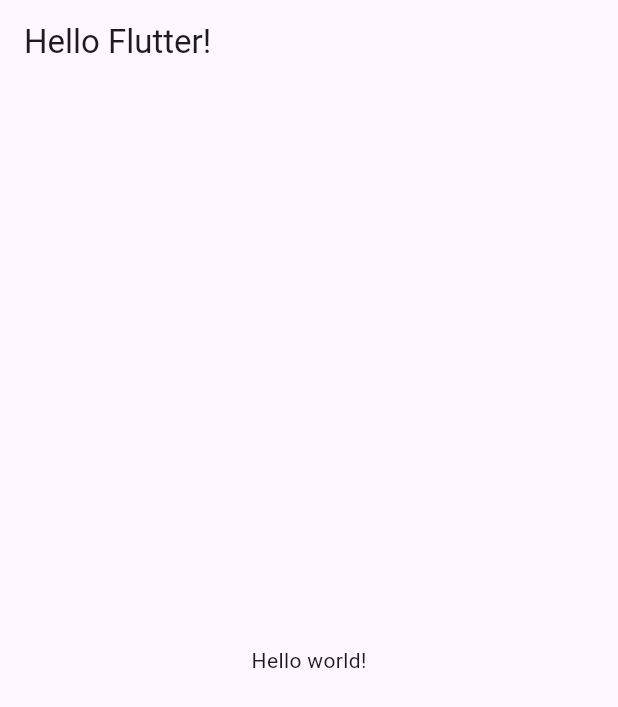
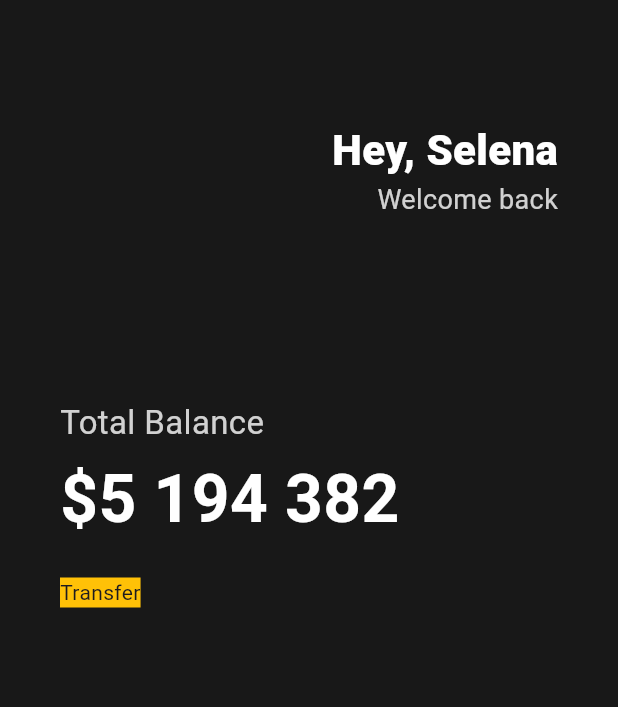
Before and after one commit to yeohj0710/flutter-webtoon-explorer, a Flutter app: the screen it shows after launch, on a phone screen of 412 x 824 dp. Shown: the top 707 px of the screen. Run offline on Flutter 3.47's test engine with Material 3 defaults, Android fonts, the light colour scheme and no system bars.

Commit message:
2404010033

```diff
--- a/lib/main.dart
+++ b/lib/main.dart
@@ -9,11 +9,78 @@ class App extends StatelessWidget {
   Widget build(BuildContext context) {
     return MaterialApp(
       home: Scaffold(
-        appBar: AppBar(
-          title: Text("Hello Flutter!"),
-        ),
-        body: Center(
-          child: Text("Hello world!"),
+        backgroundColor: Color(0xFF181818),
+        body: Padding(
+          padding: EdgeInsets.symmetric(
+            horizontal: 40,
+          ),
+          child: Column(
+            crossAxisAlignment: CrossAxisAlignment.start,
+            children: [
+              SizedBox(
+                height: 80,
+              ),
+              Row(
+                mainAxisAlignment: MainAxisAlignment.end,
+                children: [
+                  Column(
+                    crossAxisAlignment: CrossAxisAlignment.end,
+                    children: [
+                      Text(
+                        "Hey, Selena",
+                        style: TextStyle(
+                          color: Colors.white,
+                          fontSize: 28,
+                          fontWeight: FontWeight.w800,
+                        ),
+                      ),
+                      Text(
+                        "Welcome back",
+                        style: TextStyle(
+                          color: Colors.white.withOpacity(0.8),
+                          fontSize: 18,
+                        ),
+                      ),
+                    ],
+                  ),
+                ],
+              ),
+              SizedBox(
+                height: 120,
+              ),
+              Text(
+                "Total Balance",
+                style: TextStyle(
+                  fontSize: 22,
+                  color: Colors.white.withOpacity(0.8),
+                ),
+              ),
+              SizedBox(
+                height: 5,
+              ),
+              Text(
+                "\$5 194 382",
+                style: TextStyle(
+                  fontSize: 44,
+                  fontWeight: FontWeight.w600,
+                  color: Colors.white,
+                ),
+              ),
+              SizedBox(
+                height: 20,
+              ),
+              Row(
+                children: [
+                  Container(
+                    decoration: BoxDecoration(
+                      color: Colors.amber,
+                    ),
+                    child: Text("Transfer"),
+                  ),
+                ],
+              ),
+            ],
+          ),
         ),
       ),
     );
```
